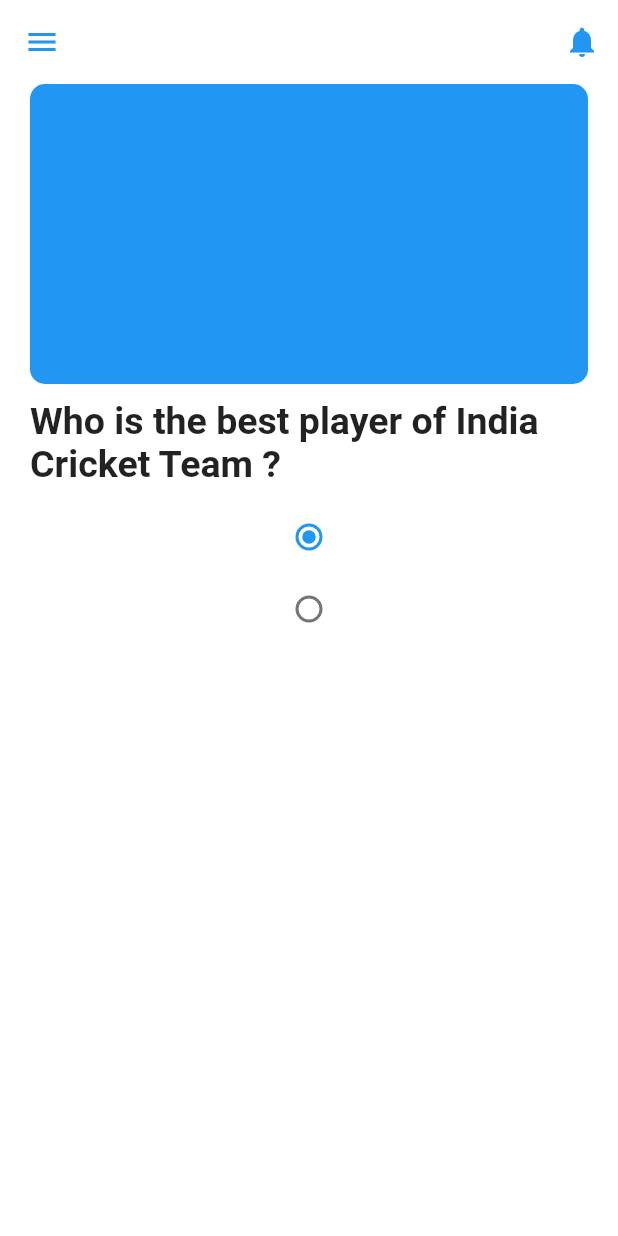
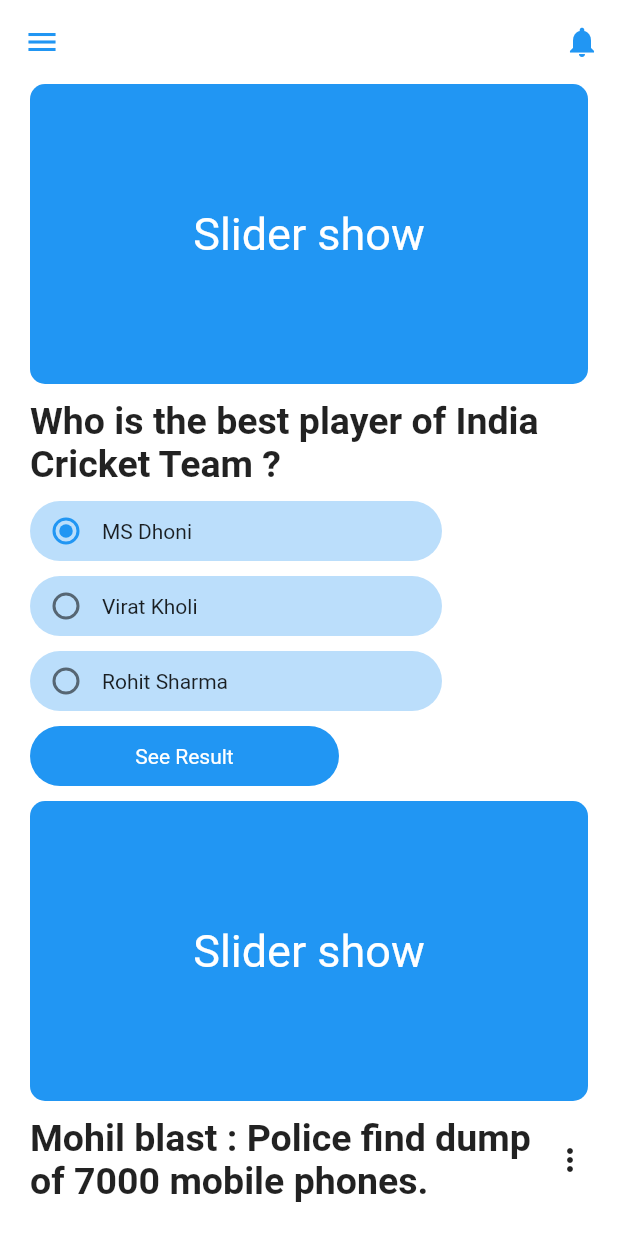
Before and after one commit to SoumitroKarmaker/News_App, a Flutter app: the Home screen opened directly, on a phone screen of 412 x 824 dp. Run offline on Flutter 3.47's test engine with Material 2 defaults, Android fonts, the phone set to English and light mode, and no system bars; our stand-ins replace nb_utils.

Commit message:
7th Commit

```diff
--- a/lib/screens/bottom_nav_items/home.dart
+++ b/lib/screens/bottom_nav_items/home.dart
@@ -31,22 +31,45 @@ class _HomeState extends State<Home> {
               )),
         ],
       ),
-      body: Padding(
-        padding: const EdgeInsets.only(left: 20.0, right: 20.0,),
+      body: SingleChildScrollView(
+        child: Padding(
+          padding: const EdgeInsets.only(
+            left: 20.0,
+            right: 20.0,
+          ),
           child: Column(
+            crossAxisAlignment: CrossAxisAlignment.start,
             children: [
               Container(
                 width: MediaQuery.of(context).size.width,
                 height: 200,
                 decoration: BoxDecoration(
-                  borderRadius: BorderRadius.circular(10), color: Colors.blue),
+                    borderRadius: BorderRadius.circular(10),
+                    color: Colors.blue),
+                child: Center(
+                    child: Text(
+                  'Slider show',
+                  style: TextStyle(fontSize: 30, color: Colors.white),
+                )),
               ),
-            SizedBox(height: 10,),
+              SizedBox(
+                height: 10,
+              ),
               Text(
                 'Who is the best player of India Cricket Team ?',
                 style: TextStyle(fontSize: 25, fontWeight: FontWeight.bold),
               ),
-            SizedBox(height: 10,),
+              SizedBox(
+                height: 10,
+              ),
+              Container(
+                height: 40,
+                width: MediaQuery.of(context).size.width / 1.5,
+                decoration: BoxDecoration(
+                    color: Colors.blue[100],
+                    borderRadius: BorderRadius.all(Radius.circular(30))),
+                child: Row(
+                  children: [
                     Radio(
                       value: 1,
                       groupValue: _value,
@@ -56,6 +79,21 @@ class _HomeState extends State<Home> {
                         });
                       },
                     ),
+                    Text('MS Dhoni')
+                  ],
+                ),
+              ),
+              SizedBox(
+                height: 10,
+              ),
+              Container(
+                height: 40,
+                width: MediaQuery.of(context).size.width / 1.5,
+                decoration: BoxDecoration(
+                    color: Colors.blue[100],
+                    borderRadius: BorderRadius.all(Radius.circular(30))),
+                child: Row(
+                  children: [
                     Radio(
                       value: 2,
                       groupValue: _value,
@@ -65,8 +103,85 @@ class _HomeState extends State<Home> {
                         });
                       },
                     ),
+                    Text('Virat Kholi')
+                  ],
+                ),
+              ),
+              SizedBox(
+                height: 10,
+              ),
+              Container(
+                height: 40,
+                width: MediaQuery.of(context).size.width / 1.5,
+                decoration: BoxDecoration(
+                    color: Colors.blue[100],
+                    borderRadius: BorderRadius.all(Radius.circular(30))),
+                child: Row(
+                  children: [
+                    Radio(
+                      value: 3,
+                      groupValue: _value,
+                      onChanged: (value) {
+                        setState(() {
+                          _value = value!;
+                        });
+                      },
+                    ),
+                    Text('Rohit Sharma'),
+                  ],
+                ),
+              ),
+              SizedBox(
+                height: 10,
+              ),
+              Container(
+                height: 40,
+                width: MediaQuery.of(context).size.width / 2,
+                decoration: BoxDecoration(
+                    color: Colors.blue[500],
+                    borderRadius: BorderRadius.all(Radius.circular(30))),
+                child: Center(
+                    child: Text(
+                  'See Result',
+                  style: TextStyle(color: Colors.white),
+                )),
+              ),
+              SizedBox(
+                height: 10,
+              ),
+              Container(
+                width: MediaQuery.of(context).size.width,
+                height: 200,
+                decoration: BoxDecoration(
+                    borderRadius: BorderRadius.circular(10),
+                    color: Colors.blue),
+                child: Center(
+                    child: Text(
+                  'Slider show',
+                  style: TextStyle(fontSize: 30, color: Colors.white),
+                )),
+              ),
+              SizedBox(
+                height: 10,
+              ),
+              Row(
+                children: [
+                  Expanded(
+                    child: Text(
+                      'Mohil blast : Police find dump of 7000 mobile phones.',
+                      style: TextStyle(fontSize: 25, fontWeight: FontWeight.bold),
+                    ),
+                  ),
+                  Icon(Icons.more_vert),
 
                 ],
+              ),
+
+              SizedBox(
+                height: 10,
+              ),
+            ],
+          ),
         ),
       ),
     );
```
Also changed, not shown: assects/logo/facebook.png. Lines whose indentation alone changed are shown as unchanged.
